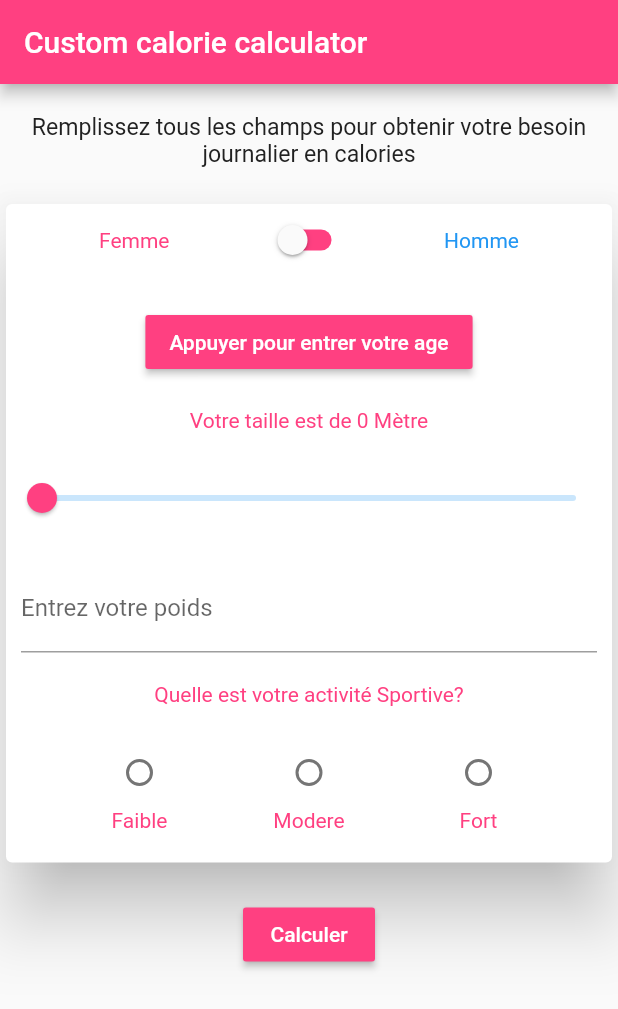
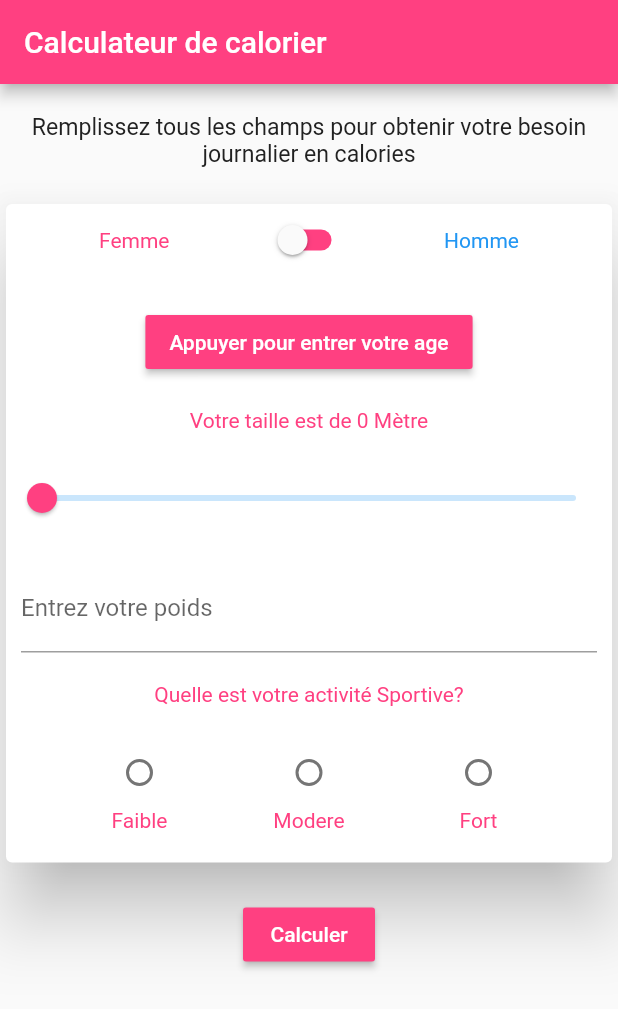
Before and after one commit to fabuloussTeam/Calorie-Calculator, a Flutter app: the screen it shows after launch, on a phone screen of 412 x 824 dp. Shown: the top 1009 px of the screen. Run offline on Flutter 3.47's test engine with Material 2 defaults, Android fonts, the phone set to English and light mode, and no system bars; accounts and stored records are empty.

Commit message:
Identification du device sur le quel on code

```diff
--- a/lib/widgets/home.dart
+++ b/lib/widgets/home.dart
@@ -73,8 +73,7 @@ class _MyHomePageState extends State<MyHomePage> {
   Widget build(BuildContext context) {
 
    double cardHeigth = MediaQuery.of(context).size.height;
-   // print(dateactuelle.year);
-   // print();
+
   List<DataUserCalories> objectdata = [
     new DataUserCalories(
       genre,
@@ -86,6 +85,12 @@ class _MyHomePageState extends State<MyHomePage> {
   ];
 
 double resultDialog = objectdata[0].calculCalorie();
+
+if (Platform.isIOS) {
+  print("Nous sommes sous IOS");
+} else {
+  print("Nous ne sommes pas sur iOS");
+}
 
    return new GestureDetector(
         onTap: (){
--- a/lib/widgets/my_app.dart
+++ b/lib/widgets/my_app.dart
@@ -11,7 +11,7 @@ class MyApp extends StatelessWidget {
       theme: ThemeData(
         primarySwatch: Colors.blue,
       ),
-      home: MyHomePage(title: 'Custom calorie calculator'),
+      home: MyHomePage(title: 'Calculateur de calorier'),
     );
   }
 }
```
Lines whose indentation alone changed are shown as unchanged.
